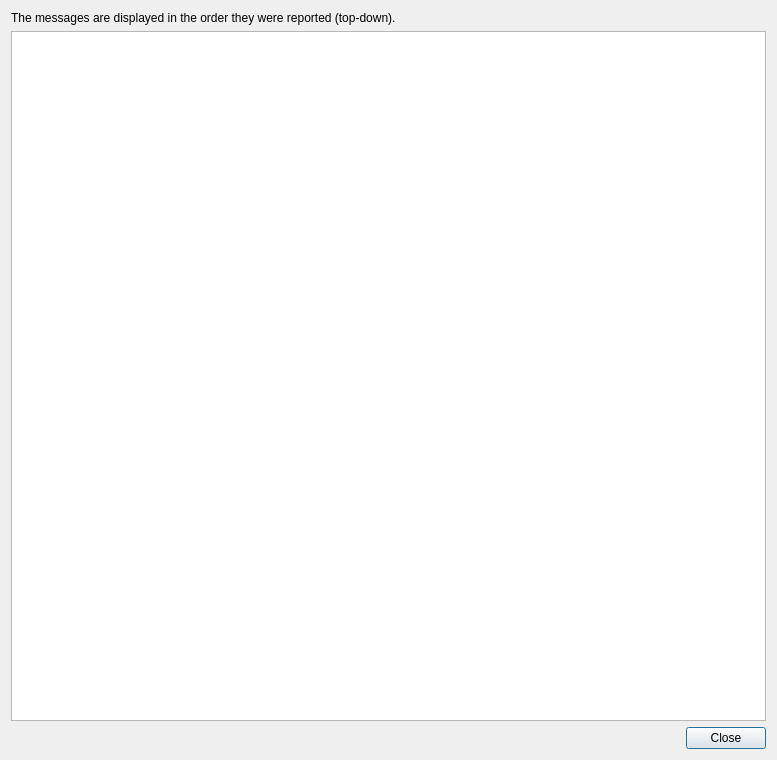
This is ui/DiagnosticsDialog.ui in OpenSCAP/scap-workbench as Qt 5 draws it before an edit. The edited form follows.
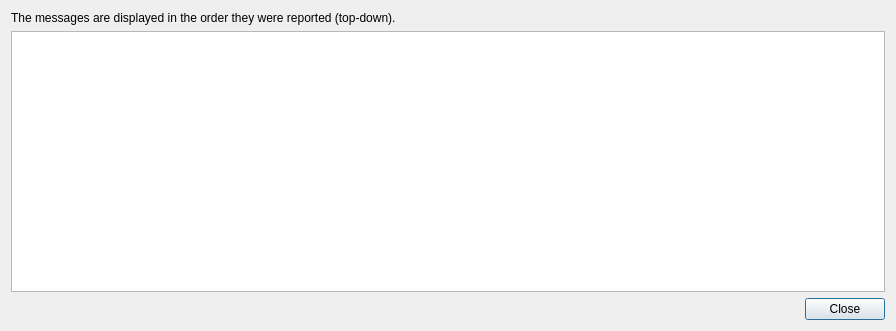
This is the edited form.

Commit message:
Diagnostic dialog is wide and shorter vertically now
This way it does not completely occlude workbench but you can still read
the latest message(s).

Patch:
```diff
--- a/ui/DiagnosticsDialog.ui
+++ b/ui/DiagnosticsDialog.ui
@@ -6,8 +6,8 @@
    <rect>
     <x>0</x>
     <y>0</y>
-    <width>777</width>
-    <height>760</height>
+    <width>896</width>
+    <height>331</height>
    </rect>
   </property>
   <property name="windowTitle">
```
